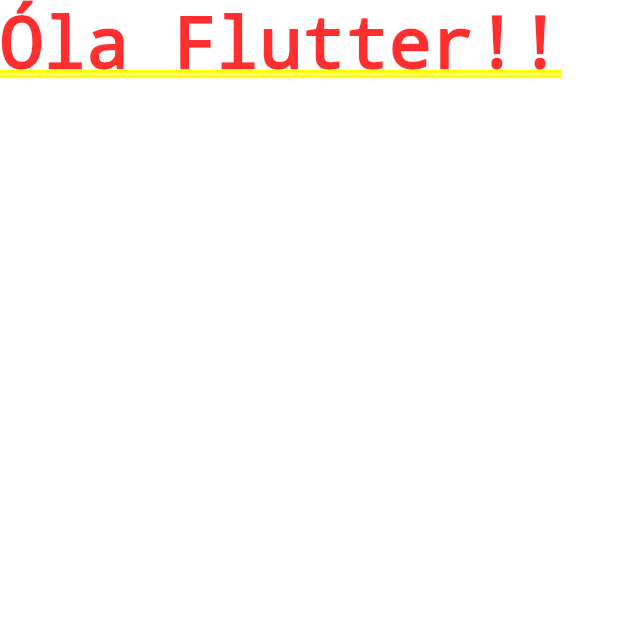
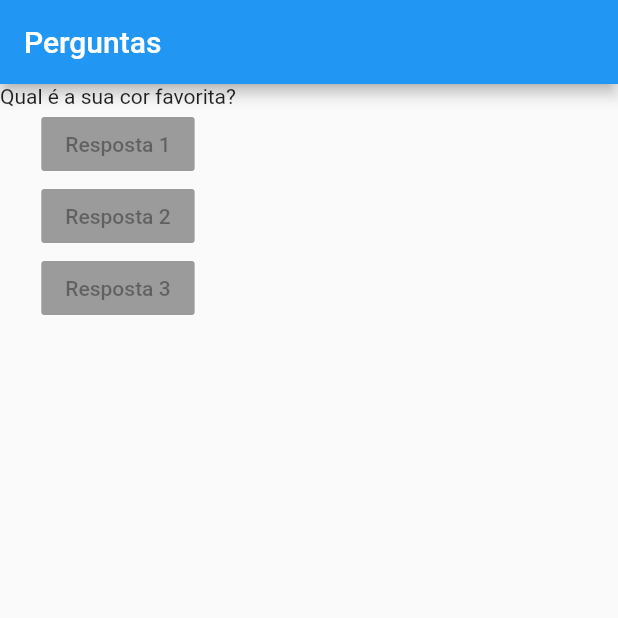
Before and after one commit to cjvaz/flutter-lab, a Flutter app: the screen it shows after launch, on a phone screen of 412 x 824 dp, the top half of it. Run offline on Flutter 3.47's test engine with Material 2 defaults, Android fonts, the phone set to English and light mode, and no system bars.

Commit message:
testes design app perguntas

```diff
--- a/perguntas/lib/main.dart
+++ b/perguntas/lib/main.dart
@@ -6,8 +6,34 @@ class PerguntaApp extends StatelessWidget {
 
   @override
   Widget build(BuildContext context) {
+    final List<String> perguntas = [
+      'Qual é a sua cor favorita?',
+      'Qual é o seu animal favorito?'
+    ];
+
     return MaterialApp(
-      home: Text('Óla Flutter!!'),
+      home: Scaffold(
+        appBar: AppBar(
+          title: Text('Perguntas'),
+        ),
+        body: Column(
+          children: <Widget>[
+            Text(perguntas[0]),
+            RaisedButton(
+              child: Text('Resposta 1'),
+              onPressed: null,
+            ),
+            RaisedButton(
+              child: Text('Resposta 2'),
+              onPressed: null,
+            ),
+            RaisedButton(
+              child: Text('Resposta 3'),
+              onPressed: null,
+            ),
+          ],
+        ),
+      ),
     );
   }
 }
```
